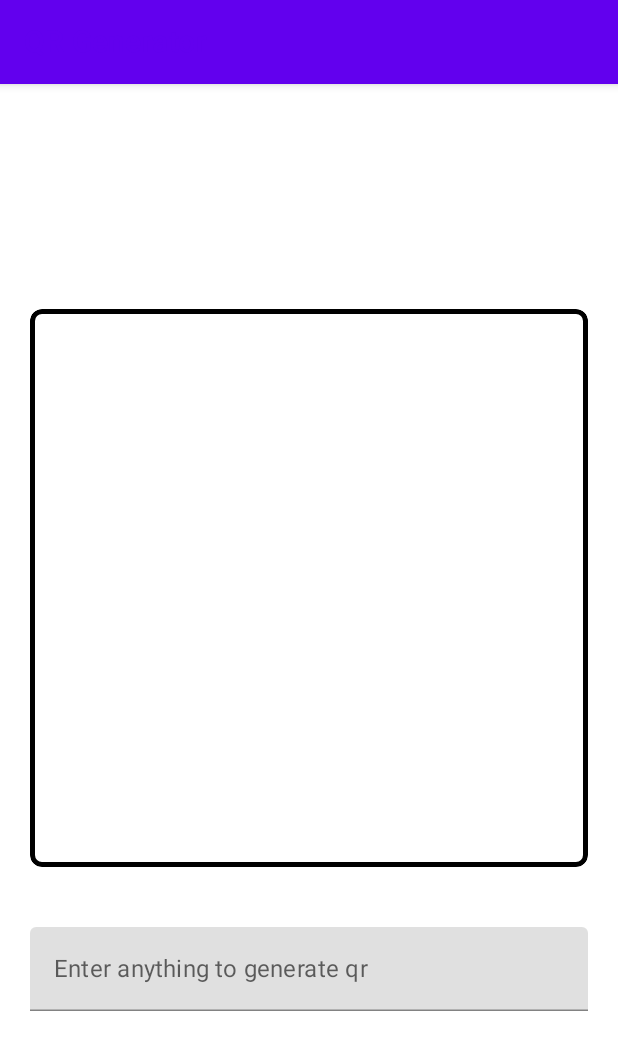
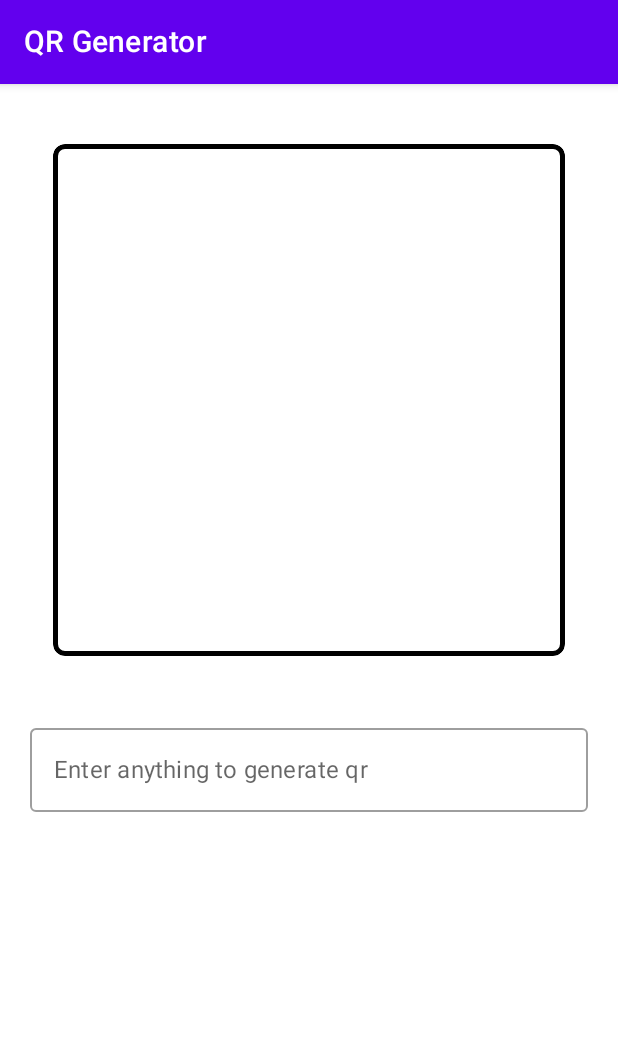
Before and after one commit to yadavashish02/QRGenerator, an Android app built with Jetpack Compose: the screen it shows after launch (MainActivity), on a phone screen of 412 x 824 dp. Shown: the top 1050 px of the screen. Run offline under Robolectric (Android 15) with nearby library versions, the phone set to English and light mode, and no system bars.

Commit message:
First change

```diff
--- a/app/src/main/AndroidManifest.xml
+++ b/app/src/main/AndroidManifest.xml
@@ -5,6 +5,7 @@
     <application
 
         android:allowBackup="true"
+        android:fullBackupOnly="true"
         android:icon="@mipmap/ic_launcher"
         android:label="@string/app_name"
         android:roundIcon="@mipmap/ic_launcher_round"
@@ -22,6 +23,7 @@
 
         <activity
             android:name=".MainActivity"
+            android:windowSoftInputMode="adjustResize"
             android:exported="true"
             android:label="@string/app_name"
             android:theme="@style/Theme.QRGenerator.NoActionBar">
--- a/app/src/main/java/com/hitmeows/qrgenerator/MainActivity.kt
+++ b/app/src/main/java/com/hitmeows/qrgenerator/MainActivity.kt
@@ -8,13 +8,13 @@ import android.os.Bundle
 import android.util.Log
 import androidx.activity.ComponentActivity
 import androidx.activity.compose.setContent
-import androidx.compose.animation.core.rememberInfiniteTransition
 import androidx.compose.foundation.Image
 import androidx.compose.foundation.background
 import androidx.compose.foundation.border
 import androidx.compose.foundation.clickable
 import androidx.compose.foundation.layout.*
 import androidx.compose.foundation.shape.RoundedCornerShape
+import androidx.compose.foundation.text.KeyboardOptions
 import androidx.compose.material.*
 import androidx.compose.runtime.*
 import androidx.compose.ui.Alignment
@@ -22,6 +22,7 @@ import androidx.compose.ui.Modifier
 import androidx.compose.ui.draw.clip
 import androidx.compose.ui.graphics.asImageBitmap
 import androidx.compose.ui.layout.ContentScale
+import androidx.compose.ui.text.input.KeyboardType
 import androidx.compose.ui.unit.dp
 import androidx.core.content.FileProvider
 import com.google.zxing.BarcodeFormat
@@ -37,6 +38,8 @@ class MainActivity : ComponentActivity() {
     private val scope = this
     override fun onCreate(savedInstanceState: Bundle?) {
         super.onCreate(savedInstanceState)
+
+
         setContent {
 
             QRGeneratorTheme {
@@ -50,7 +53,6 @@ class MainActivity : ComponentActivity() {
                     topBar = {
                         TopAppBar(
                             title = { Text(text = "QR Generator") },
-                            contentColor = MaterialTheme.colors.primary,
                         )
                     }
                 ) {
@@ -59,7 +61,7 @@ class MainActivity : ComponentActivity() {
                     Surface(color = MaterialTheme.colors.background) {
                         Column(
                             Modifier.fillMaxSize(),
-                            verticalArrangement = Arrangement.Center,
+                            verticalArrangement = Arrangement.Top,
                             horizontalAlignment = Alignment.CenterHorizontally
                         ) {
                             var bitmap by remember {
@@ -74,7 +76,6 @@ class MainActivity : ComponentActivity() {
                                 bitmap = generateQRCode(text)
                             }
 
-                            val infiniteTransition = rememberInfiniteTransition()
 
                             var uri: Uri? = null
                             val label = remember {
@@ -82,12 +83,12 @@ class MainActivity : ComponentActivity() {
                             }
 
 
+                            Spacer(modifier = Modifier.height(20.dp))
                             Image(
                                 bitmap = bitmap.asImageBitmap(),
                                 contentDescription = "",
                                 modifier = Modifier
                                     .padding(20.dp)
-                                    .fillMaxWidth()
                                     .clip(RoundedCornerShape(8.dp))
                                     .background(androidx.compose.ui.graphics.Color.White)
                                     .border(
@@ -113,24 +114,37 @@ class MainActivity : ComponentActivity() {
                                             )
                                         }
                                     },
-                                contentScale = ContentScale.FillWidth
+                                contentScale = ContentScale.Fit
                             )
 
-                            TextField(value = text,
+                            OutlinedTextField(value = text,
                                 onValueChange = {
-                                    text = it
+                                    text = if (it.isNotBlank() && (it.last()-'0')>127) {
+                                        coroutineScope.launch {
+                                            snackBarState.showSnackbar(
+                                                "this character not allowed",
+                                                duration = SnackbarDuration.Short,
+                                                actionLabel = "okay"
+                                            )
+                                        }
+                                        it.substring(0,it.lastIndex-1)
+                                    } else it
                                     uri = null
-                                    label.value = "tap image to share qr"
+                                    label.value = if(it.isNotBlank()) "tap image to share qr"
+                                    else "Enter anything to generate qr"
                                 },
                                 modifier = Modifier
                                     .padding(20.dp)
                                     .fillMaxWidth(),
-                                label = { Text(text = label.value) }
+                                label = { Text(text = label.value) },
+                                keyboardOptions = KeyboardOptions(
+                                    keyboardType = KeyboardType.Text
+                                )
                             )
 
                         }
 
-                        SnackbarHost(hostState = snackBarState)
+                        SnackbarHost(hostState = snackBarState, modifier = Modifier.offset(0.dp, 100.dp))
 
                     }
                 }
```
